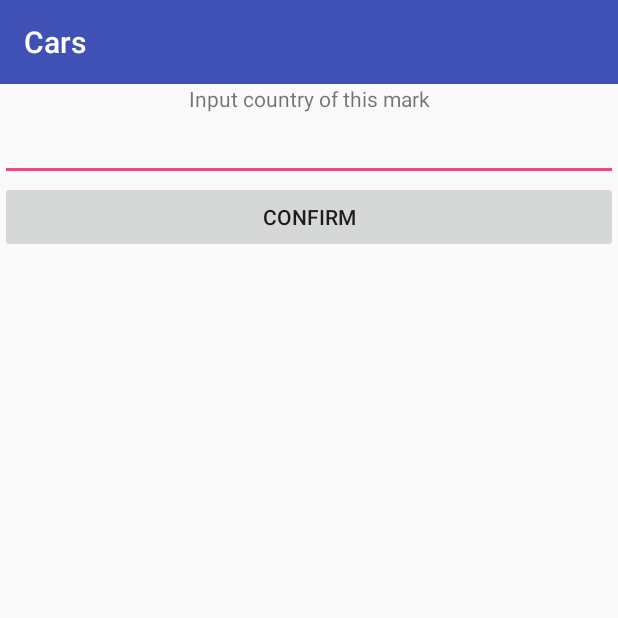
After one commit to Alherd/CarsApp, an Android app: the CountryActivity screen opened directly, with no data from a screen before it, on a phone screen of 412 x 824 dp, the top half of it. The commit adds this screen. Run offline under Robolectric (Android 15) with nearby library versions, the phone set to English and light mode, and no system bars.

Commit message:
add insert new mark

```diff
--- a/app/src/main/AndroidManifest.xml
+++ b/app/src/main/AndroidManifest.xml
@@ -1,8 +1,10 @@
 <?xml version="1.0" encoding="utf-8"?>
 <manifest xmlns:android="http://schemas.android.com/apk/res/android"
     package="com.example.alherd.carapp">
+
     <uses-permission android:name="android.permission.READ_EXTERNAL_STORAGE" />
-    <uses-permission android:name="android.permission.WRITE_EXTERNAL_STORAGE"/>
+    <uses-permission android:name="android.permission.WRITE_EXTERNAL_STORAGE" />
+
     <application
         android:allowBackup="true"
         android:hardwareAccelerated="false"
@@ -20,6 +22,7 @@
             </intent-filter>
         </activity>
         <activity android:name=".activities.CarActivity" />
+        <activity android:name=".activities.CountryActivity"></activity>
     </application>
 
 </manifest>
--- /dev/null
+++ b/app/src/main/java/com/example/alherd/carapp/activities/CountryActivity.java
@@ -0,0 +1,44 @@
+package com.example.alherd.carapp.activities;
+
+import android.content.Intent;
+import android.support.v7.app.AppCompatActivity;
+import android.os.Bundle;
+import android.view.View;
+import android.widget.Button;
+import android.widget.EditText;
+
+import com.example.alherd.carapp.R;
+import com.example.alherd.carapp.database.DatabaseHelperMethods;
+import com.example.alherd.carapp.utils.ToastShowing;
+
+public class CountryActivity extends AppCompatActivity {
+    private EditText editText;
+    private Button button;
+    private DatabaseHelperMethods databaseHelperMethods;
+
+    @Override
+    protected void onCreate(Bundle savedInstanceState) {
+        super.onCreate(savedInstanceState);
+        setContentView(R.layout.activity_country);
+
+        databaseHelperMethods = new DatabaseHelperMethods(CountryActivity.this);
+        editText = findViewById(R.id.input_country_edit_text);
+        button = findViewById(R.id.confirm_button);
+
+        button.setOnClickListener(new View.OnClickListener() {
+            @Override
+            public void onClick(View view) {
+                String nameCountry = editText.getText().toString();
+                if (!nameCountry.equals("")) {
+                    databaseHelperMethods.insertCountry(nameCountry);
+                    Intent intent = new Intent();
+                    intent.putExtra("ID_COUNTRY", databaseHelperMethods.getIdCountryFromName(nameCountry));
+                    setResult(RESULT_OK, intent);
+                    finish();
+                } else {
+                    ToastShowing.postToastMessage(CountryActivity.this, "Please, input country");
+                }
+            }
+        });
+    }
+}
--- /dev/null
+++ b/app/src/main/res/layout/activity_country.xml
@@ -0,0 +1,28 @@
+<?xml version="1.0" encoding="utf-8"?>
+<android.support.constraint.ConstraintLayout xmlns:android="http://schemas.android.com/apk/res/android"
+    xmlns:app="http://schemas.android.com/apk/res-auto"
+    xmlns:tools="http://schemas.android.com/tools"
+    android:layout_width="match_parent"
+    android:layout_height="match_parent"
+    tools:context=".activities.CountryActivity">
+
+    <TextView
+        android:id="@+id/input_country_text_view"
+        android:layout_width="match_parent"
+        android:layout_height="wrap_content"
+        android:gravity="center"
+        android:text="Input country of this mark" />
+
+    <EditText
+        android:id="@+id/input_country_edit_text"
+        android:layout_width="match_parent"
+        android:layout_height="wrap_content"
+        app:layout_constraintTop_toBottomOf="@id/input_country_text_view" />
+
+    <Button
+        android:id="@+id/confirm_button"
+        android:layout_width="match_parent"
+        android:layout_height="wrap_content"
+        android:text="Confirm"
+        app:layout_constraintTop_toBottomOf="@id/input_country_edit_text" />
+</android.support.constraint.ConstraintLayout>
```
Also changed, not shown: app/src/main/java/com/example/alherd/carapp/activities/CarActivity.java (+35 -17 lines), app/src/main/java/com/example/alherd/carapp/database/DatabaseHelperMethods.java (+46 -2 lines), app/src/main/java/com/example/alherd/carapp/utils/BitmapConverter.java (deleted, +0 -22 lines), app/src/main/java/com/example/alherd/carapp/utils/ToastShowing.java (added, +14 -0 lines).
